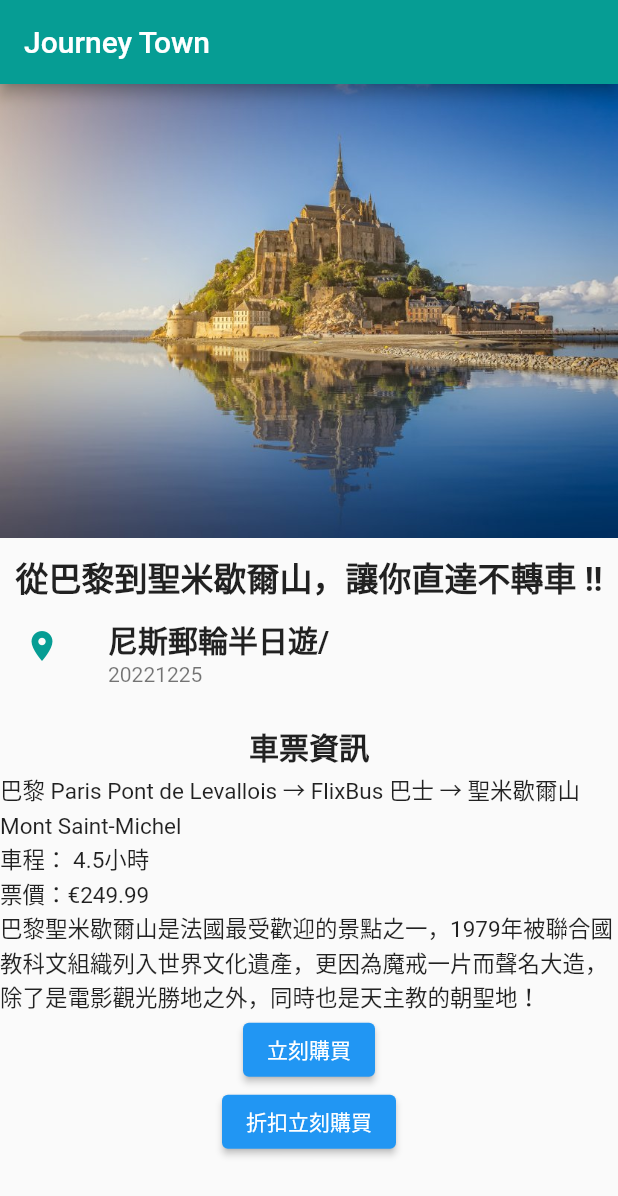
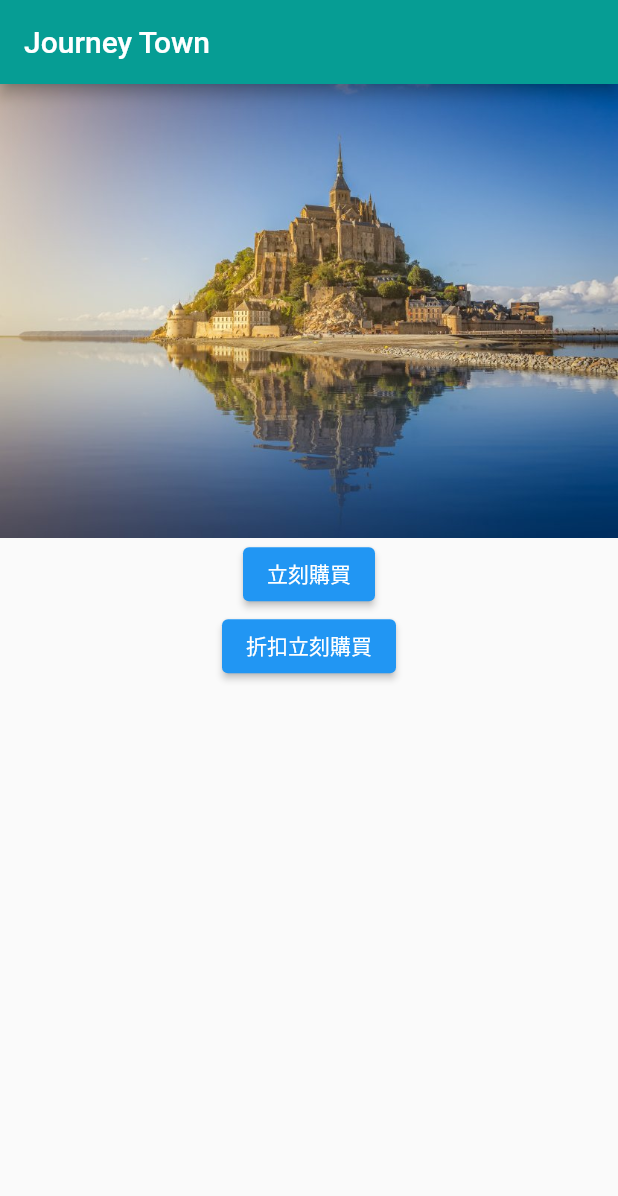
Before and after one commit to germany-swan-bts/germany-swan, a Flutter app: the screen it shows after launch, on a phone screen of 412 x 824 dp. Shown: the top 1196 px of the screen. Run offline on Flutter 3.47's test engine with Material 2 defaults, Android fonts, the phone set to English and light mode, and no system bars; our stand-ins replace firebase_database, webview_flutter; accounts and stored records are empty.

Commit message:
content to full img

```diff
--- a/lib/placepage.dart
+++ b/lib/placepage.dart
@@ -36,51 +36,58 @@ class PageBody extends StatelessWidget {
       child: ListView(
         //padding: const EdgeInsets.all(8),
         children: <Widget>[
-          Image.asset(
-              'images/Castle.jpg',
-              fit: BoxFit.fill
-          ),
-          Text(
-              '從巴黎到聖米歇爾山，讓你直達不轉車 !!',
-              textAlign: TextAlign.center,
-              style: TextStyle(height:2, fontSize: 22, fontWeight: FontWeight.bold)
-          ),
-          ListTile(
-            title: Text(
-              '尼斯郵輪半日遊/',
-              style: TextStyle(fontWeight: FontWeight.w600, fontSize: 20.0),
-            ),
-            subtitle: Text('20221225'),
-            leading: Icon(
-              Icons.location_on,
-              color: HexColor("069d94"),
+          GestureDetector(
+            onTap: () => {
+              Navigator.push(
+                context,
+                MaterialPageRoute(builder: (context) => SecondPage()),)
+            },
+            child: Image.asset(
+                'images/Castle.jpg',
+                fit: BoxFit.fill,
             ),
           ),
-          Text(
-              '車票資訊',
-              textAlign: TextAlign.center,
-              style: TextStyle(height:2, fontSize: 20, fontWeight: FontWeight.bold)
-          ),
-          Text(
-              '巴黎 Paris Pont de Levallois → FlixBus 巴士 → 聖米歇爾山 Mont Saint-Michel',
-              textAlign: TextAlign.start,
-              style: TextStyle(height:1.5, fontSize: 15)
-          ),
-          Text(
-              '車程： 4.5小時',
-              textAlign: TextAlign.start,
-              style: TextStyle(height:1.5, fontSize: 15)
-          ),
-          Text(
-              '票價：€249.99',
-              textAlign: TextAlign.start,
-              style: TextStyle(height:1.5, fontSize: 15)
-          ),
-          Text(
-              '巴黎聖米歇爾山是法國最受歡迎的景點之一，1979年被聯合國教科文組織列入世界文化遺產，更因為魔戒一片而聲名大造，除了是電影觀光勝地之外，同時也是天主教的朝聖地！',
-              textAlign: TextAlign.start,
-              style: TextStyle(height:1.5, fontSize: 15)
-          ),
+          // Text(
+          //     '從巴黎到聖米歇爾山，讓你直達不轉車 !!',
+          //     textAlign: TextAlign.center,
+          //     style: TextStyle(height:2, fontSize: 22, fontWeight: FontWeight.bold)
+          // ),
+          // ListTile(
+          //   title: Text(
+          //     '尼斯郵輪半日遊/',
+          //     style: TextStyle(fontWeight: FontWeight.w600, fontSize: 20.0),
+          //   ),
+          //   subtitle: Text('20221225'),
+          //   leading: Icon(
+          //     Icons.location_on,
+          //     color: HexColor("069d94"),
+          //   ),
+          // ),
+          // Text(
+          //     '車票資訊',
+          //     textAlign: TextAlign.center,
+          //     style: TextStyle(height:2, fontSize: 20, fontWeight: FontWeight.bold)
+          // ),
+          // Text(
+          //     '巴黎 Paris Pont de Levallois → FlixBus 巴士 → 聖米歇爾山 Mont Saint-Michel',
+          //     textAlign: TextAlign.start,
+          //     style: TextStyle(height:1.5, fontSize: 15)
+          // ),
+          // Text(
+          //     '車程： 4.5小時',
+          //     textAlign: TextAlign.start,
+          //     style: TextStyle(height:1.5, fontSize: 15)
+          // ),
+          // Text(
+          //     '票價：€249.99',
+          //     textAlign: TextAlign.start,
+          //     style: TextStyle(height:1.5, fontSize: 15)
+          // ),
+          // Text(
+          //     '巴黎聖米歇爾山是法國最受歡迎的景點之一，1979年被聯合國教科文組織列入世界文化遺產，更因為魔戒一片而聲名大造，除了是電影觀光勝地之外，同時也是天主教的朝聖地！',
+          //     textAlign: TextAlign.start,
+          //     style: TextStyle(height:1.5, fontSize: 15)
+          // ),
           Column(
               children: <Widget>[
                 ElevatedButton(
```
